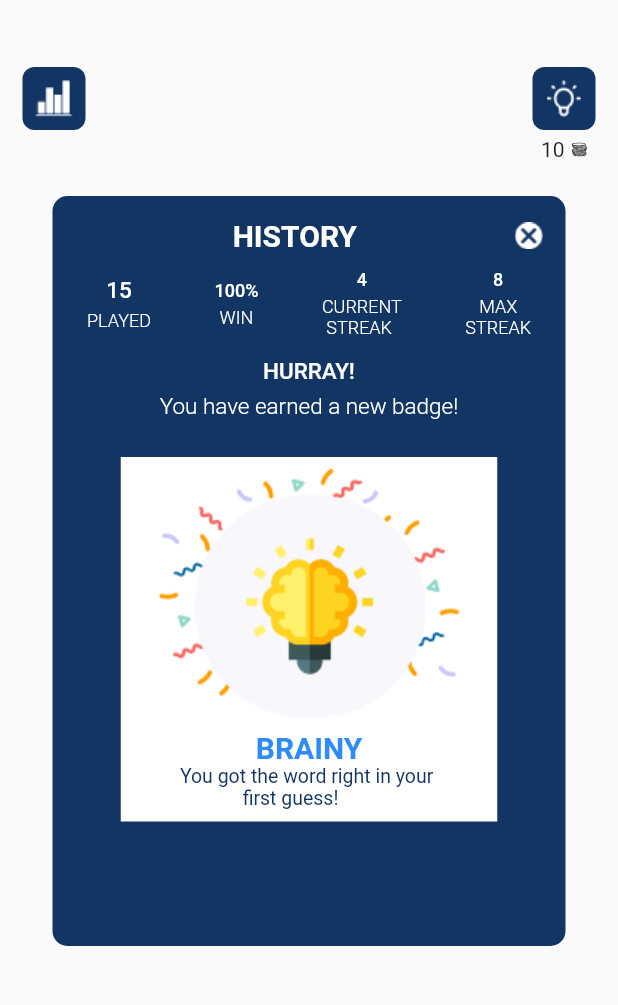
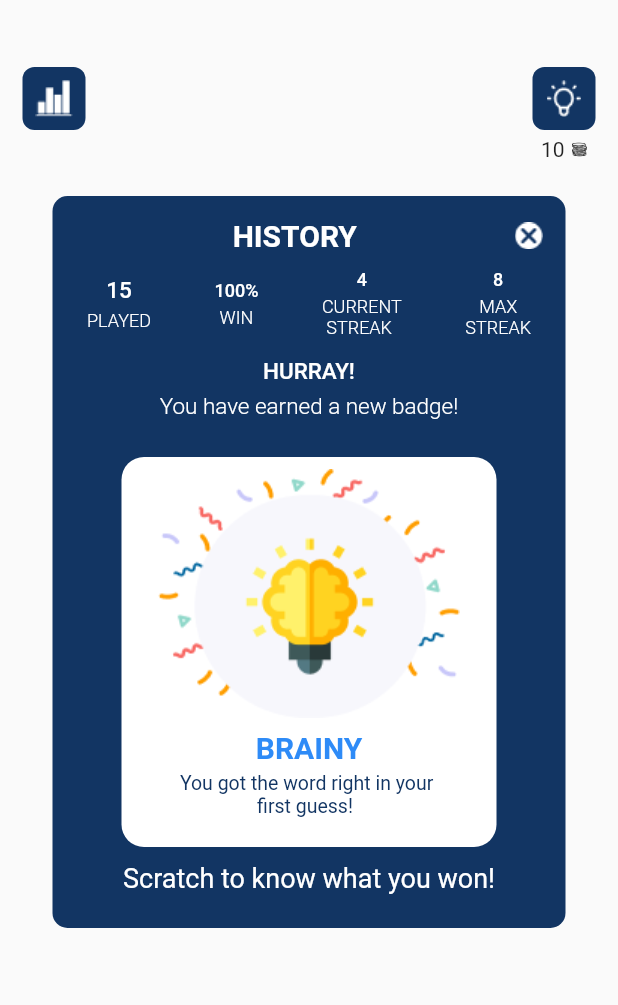
Before and after one commit to Nit89/frontle, a Flutter app: the screen it shows after launch, on a phone screen of 412 x 824 dp, the part 155-1160 px from its top. Run offline on Flutter 3.47's test engine with Material 2 defaults, Android fonts, the light colour scheme and no system bars; our stand-ins replace sizer; missing offline and left inert: scratcher.

Commit message:
scratch part completed

```diff
--- a/lib/main.dart
+++ b/lib/main.dart
@@ -23,7 +23,7 @@ class MyApp extends StatelessWidget {
         theme: ThemeData(
           primarySwatch: Colors.blue,
         ),
-        home: const Reward(),
+        home: Reward(),
         // initialRoute: '/',
         // routes: {
         //   '/': (context) => TEST(),
--- a/lib/screens/Reward_card.dart
+++ b/lib/screens/Reward_card.dart
@@ -1,8 +1,15 @@
 import 'package:flutter/material.dart';
 import 'package:scratcher/scratcher.dart';
 
-class Reward extends StatelessWidget {
-  const Reward({Key? key}) : super(key: key);
+class Reward extends StatefulWidget {
+  Reward({Key? key}) : super(key: key);
+
+  @override
+  State<Reward> createState() => _RewardState();
+}
+
+class _RewardState extends State<Reward> {
+  bool text = true;
 
   @override
   Widget build(BuildContext context) {
@@ -121,7 +128,7 @@ class Reward extends StatelessWidget {
             Center(
               child: Container(
                 width: 342,
-                height: 500,
+                height: 488,
                 decoration: BoxDecoration(
                     borderRadius: BorderRadius.circular(10),
                     color: const Color(0xff123563)),
@@ -263,25 +270,37 @@ class Reward extends StatelessWidget {
                               height: 25,
                             ),
                             Scratcher(
+                              color: Color(0xff123563),
                               accuracy: ScratchAccuracy.low,
                               brushSize: 50,
+                              onScratchStart: () {
+                                setState(() {
+                                  text = false;
+                                });
+                              },
                               image: Image.asset(
-                                    'assets/images/scratchcard.png'),
+                                'assets/images/scratchcard.png',
+                                fit: BoxFit.fill,
+                              ),
                               child: Container(
-                                  height: 243,
-                                  width: 251,
+                                height: 260,
+                                width: 250,
                                 decoration: BoxDecoration(
                                     borderRadius: BorderRadius.circular(10)),
                                 child: Container(
                                   height: 260,
-                                    width: 255,
+                                  width: 250,
+                                  decoration: BoxDecoration(
                                       color: Colors.white,
+                                      borderRadius: BorderRadius.circular(15)),
                                   child: Column(
                                     children: [
                                       Padding(
                                         padding: const EdgeInsets.all(8.0),
                                         child: Image.asset(
-                                              'assets/images/brainy.png'),
+                                          'assets/images/brainy.png',
+                                          fit: BoxFit.contain,
+                                        ),
                                       ),
                                       const Text(
                                         'BRAINY',
@@ -290,16 +309,35 @@ class Reward extends StatelessWidget {
                                             fontSize: 20,
                                             color: Color(0xff2E8BF7)),
                                       ),
+                                      SizedBox(
+                                        height: 5,
+                                      ),
                                       const Text(
-                                            'You got the word right in your \n             first guess!',
+                                        'You got the word right in your \n                first guess!',
                                         style: TextStyle(
                                           fontWeight: FontWeight.w400,
                                           fontSize: 13,
-                                                color: Color(0xff123563))),
+                                          color: Color(0xff123563),
+                                        ),
+                                      ),
                                     ],
                                   ),
                                 ),
-                                ))
+                              ),
+                            ),
+                            SizedBox(
+                              height: 10,
+                            ),
+                            text
+                                ? Text(
+                                    'Scratch to know what you won!',
+                                    style: TextStyle(
+                                      fontWeight: FontWeight.w400,
+                                      fontSize: 18,
+                                      color: Colors.white,
+                                    ),
+                                  )
+                                : SizedBox()
                           ],
                         ),
                       ),
```
Lines whose indentation alone changed are shown as unchanged.
